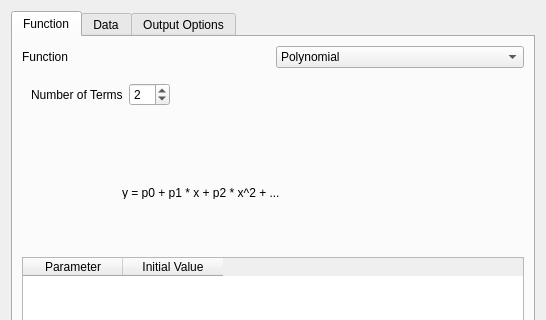
Above: src/ui/Ui_CurveFitting.ui from bbreslauer/PySciPlot before the change; both pictures show x 0 to 546 and y 0 to 320 of the 546 by 499 pixel window. Below: the same form after it.
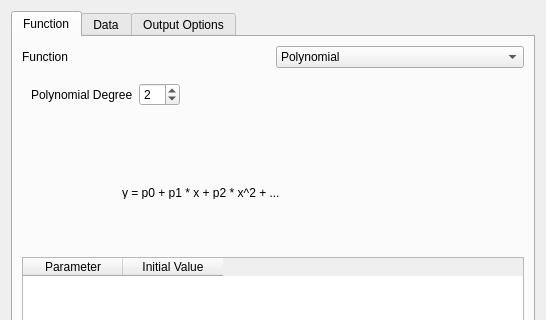
That is the form after the change. Custom widgets are drawn as their Qt base class.

Commit message: Created functionality for user-defined parameter initial values. It currently works with sinusoid, but not polynomial, because the polyfit does not accept initial values. Should probably just use a least-squares method for polynomials too (#45).

```diff
--- a/src/ui/Ui_CurveFitting.ui
+++ b/src/ui/Ui_CurveFitting.ui
@@ -78,7 +78,7 @@
            <item row="0" column="0">
             <widget class="QLabel" name="label_2">
              <property name="text">
-              <string>Number of Terms</string>
+              <string>Polynomial Degree</string>
              </property>
             </widget>
            </item>
```
The commit also changes 2 other files.
